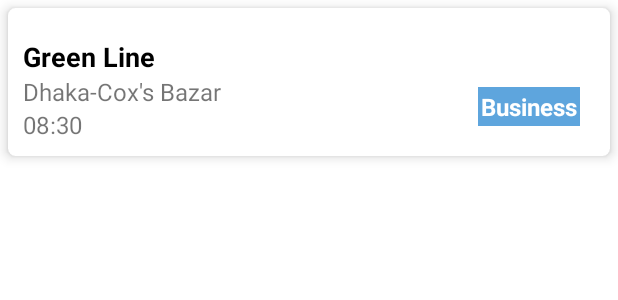
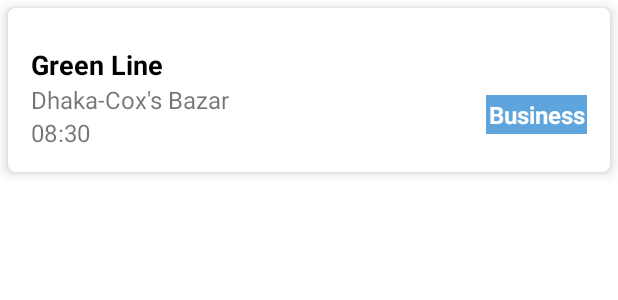
Before and after one commit to Rishad-A-Pulok/Android_Ticket_Booking_App, an Android app: the layout schedule_row.xml on its own in the app's theme, with its tools: preview values and no code run, on a phone screen of 412 x 824 dp. Shown: the top 300 px of the screen. Run offline under Robolectric (Android 15) with nearby library versions, the phone set to English and light mode, and no system bars.

```diff
--- a/app/src/main/java/com/example/action_input_class07/NewScheduleFragment.kt
+++ b/app/src/main/java/com/example/action_input_class07/NewScheduleFragment.kt
@@ -67,7 +67,7 @@ class NewScheduleFragment : Fragment() {
         scheduleList.add(schedule)
         //findNavController().popBackStack() // to pop the current fragments
         findNavController().navigate(R.id.action_newScheduleFragment_to_scheduleListFragment)
-        Log.d("NewScheduleFragment","saveInfo: $schedule")
+        //Log.d("NewScheduleFragment","saveInfo: $schedule")
     }
 
     private fun initBusTypeRG() {
--- a/app/src/main/java/com/example/action_input_class07/ScheduleListFragment.kt
+++ b/app/src/main/java/com/example/action_input_class07/ScheduleListFragment.kt
@@ -6,6 +6,7 @@ import android.view.LayoutInflater
 import android.view.View
 import android.view.ViewGroup
 import androidx.navigation.fragment.findNavController
+import androidx.recyclerview.widget.LinearLayoutManager
 import com.example.action_input_class07.databinding.FragmentScheduleListBinding
 
 class ScheduleListFragment : Fragment() {
@@ -16,6 +17,10 @@ class ScheduleListFragment : Fragment() {
         savedInstanceState: Bundle?
     ): View? {
         binding = FragmentScheduleListBinding.inflate(inflater,container,false)
+        val adapter = ScheduleAdapter()
+        binding.scheduleRV.layoutManager = LinearLayoutManager(activity)
+        binding.scheduleRV.adapter = adapter
+        adapter.submitList(scheduleList)
         binding.floatingActionButton.setOnClickListener {
             findNavController().navigate(R.id.action_scheduleListFragment_to_newScheduleFragment)
         }
--- a/app/src/main/res/layout/schedule_row.xml
+++ b/app/src/main/res/layout/schedule_row.xml
@@ -4,7 +4,6 @@
     xmlns:tools="http://schemas.android.com/tools">
 
     <data>
-
         <variable
             name="schedule"
             type="com.example.action_input_class07.BusSchedule" />
@@ -15,7 +14,8 @@
         android:layout_height="wrap_content"
         android:layout_margin="5dp"
         app:cardCornerRadius="5dp"
-        app:cardElevation="5dp">
+        app:cardElevation="5dp"
+        app:contentPadding="5dp">
 
         <androidx.constraintlayout.widget.ConstraintLayout
             android:layout_width="match_parent"
@@ -23,9 +23,10 @@
             android:layout_margin="10sp">
 
             <TextView
-                android:id="@+id/busNameTV"
+                android:id="@+id/rowBusName"
                 android:layout_width="wrap_content"
                 android:layout_height="wrap_content"
+                android:layout_marginBottom="10dp"
                 android:layout_marginTop="10dp"
                 android:textColor="@color/black"
                 android:textSize="18sp"
@@ -36,27 +37,28 @@
                 android:text="@{schedule.busName}"/>
 
             <TextView
-                android:id="@+id/viewFromToTV"
+                android:id="@+id/rowFromToTV"
+                android:layout_width="wrap_content"
+                android:layout_height="wrap_content"
+                android:layout_marginBottom="10dp"
+                android:textSize="16sp"
+                app:layout_constraintStart_toStartOf="parent"
+                app:layout_constraintTop_toBottomOf="@+id/rowBusName"
+                tools:text="Dhaka-Cox's Bazar"
+                android:text="@{schedule.fromCity+ `-` +schedule.toCity}"/>
+
+            <TextView
+                android:id="@+id/rowTimeTV"
                 android:layout_width="wrap_content"
                 android:layout_height="wrap_content"
                 android:textSize="16sp"
                 app:layout_constraintStart_toStartOf="parent"
-                app:layout_constraintTop_toBottomOf="@+id/busNameTV"
-                tools:text="Dhaka-Cox's Bazar"
-                android:text="@{schedule.fromCity - schedule.toCity}"/>
-
-            <TextView
-                android:id="@+id/viewTimeTV"
-                android:layout_width="wrap_content"
-                android:layout_height="wrap_content"
-                android:textSize="16sp"
-                app:layout_constraintStart_toStartOf="parent"
-                app:layout_constraintTop_toBottomOf="@+id/viewFromToTV"
+                app:layout_constraintTop_toBottomOf="@+id/rowFromToTV"
                 tools:text="08:30"
                 android:text="@{schedule.departureTime}"/>
 
             <TextView
-                android:id="@+id/busTypeTV"
+                android:id="@+id/rowBusTypeTV"
                 android:layout_width="wrap_content"
                 android:layout_height="wrap_content"
                 android:layout_marginStart="264dp"
@@ -67,7 +69,7 @@
                 android:textSize="16sp"
                 android:textStyle="bold"
                 app:layout_constraintBottom_toBottomOf="parent"
-                app:layout_constraintStart_toEndOf="@+id/viewTimeTV"
+                app:layout_constraintStart_toEndOf="@+id/rowTimeTV"
                 tools:text="Business"
                 android:text="@{schedule.busType}"/>
 
```
Also changed, not shown: app/src/main/java/com/example/action_input_class07/ScheduleAdapter.kt (added, +43 -0 lines).
